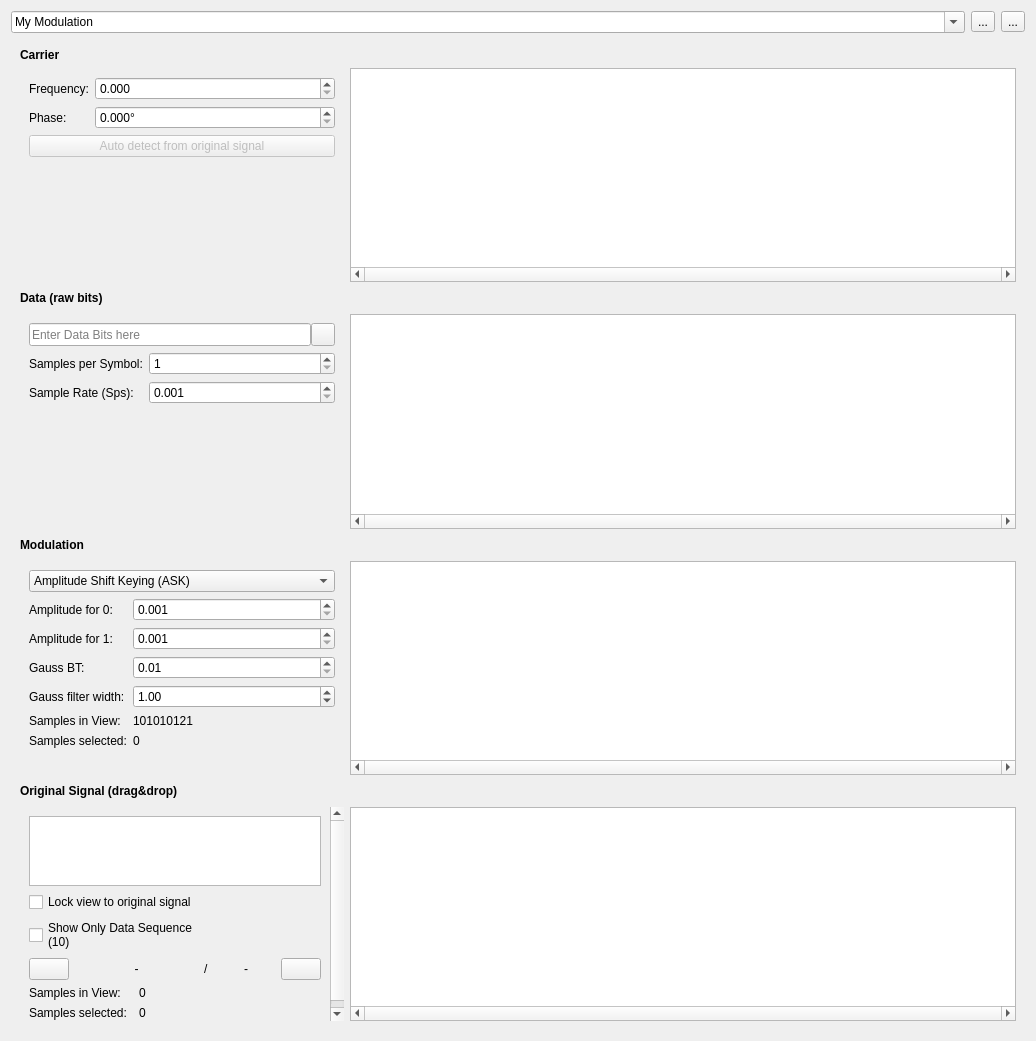
This is data/ui/modulation.ui in jopohl/urh as Qt 5 draws it before an edit. The edited form follows.
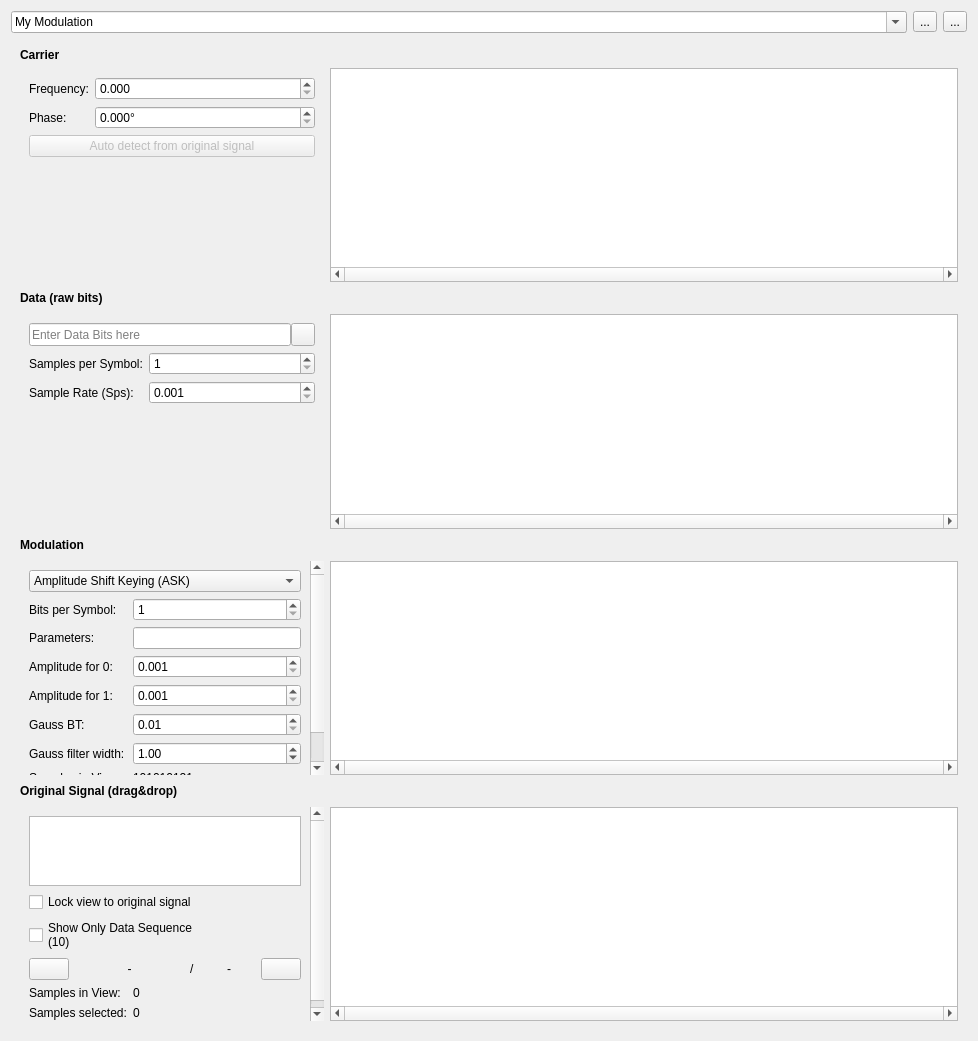
This is the edited form. Icons and pictures are not drawn. Custom widgets are drawn as their Qt base class.

Commit message: allow setting of modulation parameters in gui (without function yet)

```diff
--- a/data/ui/modulation.ui
+++ b/data/ui/modulation.ui
@@ -6,7 +6,7 @@
    <rect>
     <x>0</x>
     <y>0</y>
-    <width>1036</width>
+    <width>978</width>
     <height>1041</height>
    </rect>
   </property>
@@ -75,7 +75,7 @@
        <rect>
         <x>0</x>
         <y>0</y>
-        <width>1024</width>
+        <width>966</width>
         <height>984</height>
        </rect>
       </property>
@@ -643,121 +643,14 @@
          <widget class="QWidget" name="scrollAreaWidgetContents_4">
           <property name="geometry">
            <rect>
-            <x>0</x>
+            <x>-20</x>
             <y>0</y>
             <width>346</width>
-            <height>285</height>
+            <height>371</height>
            </rect>
           </property>
           <layout class="QGridLayout" name="gridLayout_3">
-           <item row="0" column="0" colspan="2">
-            <widget class="QComboBox" name="comboBoxModulationType">
-             <property name="sizePolicy">
-              <sizepolicy hsizetype="Preferred" vsizetype="Preferred">
-               <horstretch>0</horstretch>
-               <verstretch>0</verstretch>
-              </sizepolicy>
-             </property>
-             <property name="maximumSize">
-              <size>
-               <width>16777215</width>
-               <height>16777215</height>
-              </size>
-             </property>
-             <item>
-              <property name="text">
-               <string>Amplitude Shift Keying (ASK)</string>
-              </property>
-             </item>
-             <item>
-              <property name="text">
-               <string>Frequency Shift Keying (FSK)</string>
-              </property>
-             </item>
-             <item>
-              <property name="text">
-               <string>Gaussian Frequency Shift Keying (GFSK)</string>
-              </property>
-             </item>
-             <item>
-              <property name="text">
-               <string>Phase Shift Keying (PSK)</string>
-              </property>
-             </item>
-            </widget>
-           </item>
-           <item row="1" column="0">
-            <widget class="QLabel" name="lParameterfor0">
-             <property name="sizePolicy">
-              <sizepolicy hsizetype="Maximum" vsizetype="Preferred">
-               <horstretch>0</horstretch>
-               <verstretch>0</verstretch>
-              </sizepolicy>
-             </property>
-             <property name="text">
-              <string>Amplitude for 0:</string>
-             </property>
-            </widget>
-           </item>
-           <item row="1" column="1">
-            <widget class="KillerDoubleSpinBox" name="spinBoxParameter0">
-             <property name="sizePolicy">
-              <sizepolicy hsizetype="Preferred" vsizetype="Fixed">
-               <horstretch>0</horstretch>
-               <verstretch>0</verstretch>
-              </sizepolicy>
-             </property>
-             <property name="decimals">
-              <number>3</number>
-             </property>
-             <property name="minimum">
-              <double>0.001000000000000</double>
-             </property>
-             <property name="maximum">
-              <double>999999999.990000009536743</double>
-             </property>
-            </widget>
-           </item>
-           <item row="2" column="0">
-            <widget class="QLabel" name="lParameterfor1">
-             <property name="sizePolicy">
-              <sizepolicy hsizetype="Maximum" vsizetype="Preferred">
-               <horstretch>0</horstretch>
-               <verstretch>0</verstretch>
-              </sizepolicy>
-             </property>
-             <property name="text">
-              <string>Amplitude for 1:</string>
-             </property>
-            </widget>
-           </item>
-           <item row="2" column="1">
-            <widget class="KillerDoubleSpinBox" name="spinBoxParameter1">
-             <property name="sizePolicy">
-              <sizepolicy hsizetype="Preferred" vsizetype="Preferred">
-               <horstretch>0</horstretch>
-               <verstretch>0</verstretch>
-              </sizepolicy>
-             </property>
-             <property name="decimals">
-              <number>3</number>
-             </property>
-             <property name="minimum">
-              <double>0.001000000000000</double>
-             </property>
-             <property name="maximum">
-              <double>999999999.990000009536743</double>
-             </property>
-            </widget>
-           </item>
-           <item row="3" column="0">
-            <widget class="QLabel" name="lGaussBT">
-             <property name="text">
-              <string>Gauss BT:</string>
-             </property>
-            </widget>
-           </item>
-           <item row="3" column="1">
+           <item row="5" column="1">
             <widget class="QDoubleSpinBox" name="spinBoxGaussBT">
              <property name="minimum">
               <double>0.010000000000000</double>
@@ -770,14 +663,7 @@
              </property>
             </widget>
            </item>
-           <item row="4" column="0">
-            <widget class="QLabel" name="lGaussWidth">
-             <property name="text">
-              <string>Gauss filter width:</string>
-             </property>
-            </widget>
-           </item>
-           <item row="4" column="1">
+           <item row="6" column="1">
             <widget class="QDoubleSpinBox" name="spinBoxGaussFilterWidth">
              <property name="minimum">
               <double>0.010000000000000</double>
@@ -793,20 +679,27 @@
              </property>
             </widget>
            </item>
-           <item row="5" column="0">
-            <widget class="QLabel" name="lSamplesInViewModulatedText">
-             <property name="sizePolicy">
-              <sizepolicy hsizetype="Maximum" vsizetype="Preferred">
-               <horstretch>0</horstretch>
-               <verstretch>0</verstretch>
-              </sizepolicy>
+           <item row="9" column="0">
+            <spacer name="verticalSpacer_4">
+             <property name="orientation">
+              <enum>Qt::Vertical</enum>
              </property>
+             <property name="sizeHint" stdset="0">
+              <size>
+               <width>20</width>
+               <height>40</height>
+              </size>
+             </property>
+            </spacer>
+           </item>
+           <item row="1" column="0">
+            <widget class="QLabel" name="labelBitsPerSymbol">
              <property name="text">
-              <string>Samples in View:</string>
+              <string>Bits per Symbol:</string>
              </property>
             </widget>
            </item>
-           <item row="5" column="1">
+           <item row="7" column="1">
             <widget class="QLabel" name="lSamplesInViewModulated">
              <property name="sizePolicy">
               <sizepolicy hsizetype="Preferred" vsizetype="Maximum">
@@ -822,45 +715,183 @@
              </property>
             </widget>
            </item>
+           <item row="3" column="0">
+            <widget class="QLabel" name="lParameterfor0">
+             <property name="sizePolicy">
+              <sizepolicy hsizetype="Maximum" vsizetype="Preferred">
+               <horstretch>0</horstretch>
+               <verstretch>0</verstretch>
+              </sizepolicy>
+             </property>
+             <property name="text">
+              <string>Amplitude for 0:</string>
+             </property>
+            </widget>
+           </item>
            <item row="6" column="0">
+            <widget class="QLabel" name="lGaussWidth">
+             <property name="text">
+              <string>Gauss filter width:</string>
+             </property>
+            </widget>
+           </item>
+           <item row="1" column="1">
+            <widget class="QSpinBox" name="spinBoxBitsPerSymbol">
+             <property name="minimum">
+              <number>1</number>
+             </property>
+             <property name="maximum">
+              <number>2048</number>
+             </property>
+            </widget>
+           </item>
+           <item row="7" column="0">
+            <widget class="QLabel" name="lSamplesInViewModulatedText">
+             <property name="sizePolicy">
+              <sizepolicy hsizetype="Maximum" vsizetype="Preferred">
+               <horstretch>0</horstretch>
+               <verstretch>0</verstretch>
+              </sizepolicy>
+             </property>
+             <property name="text">
+              <string>Samples in View:</string>
+             </property>
+            </widget>
+           </item>
+           <item row="8" column="0">
             <widget class="QLabel" name="label_9">
              <property name="text">
               <string>Samples selected:</string>
              </property>
             </widget>
            </item>
-           <item row="6" column="1">
+           <item row="4" column="0">
+            <widget class="QLabel" name="lParameterfor1">
+             <property name="sizePolicy">
+              <sizepolicy hsizetype="Maximum" vsizetype="Preferred">
+               <horstretch>0</horstretch>
+               <verstretch>0</verstretch>
+              </sizepolicy>
+             </property>
+             <property name="text">
+              <string>Amplitude for 1:</string>
+             </property>
+            </widget>
+           </item>
+           <item row="4" column="1">
+            <widget class="KillerDoubleSpinBox" name="spinBoxParameter1">
+             <property name="sizePolicy">
+              <sizepolicy hsizetype="Preferred" vsizetype="Preferred">
+               <horstretch>0</horstretch>
+               <verstretch>0</verstretch>
+              </sizepolicy>
+             </property>
+             <property name="decimals">
+              <number>3</number>
+             </property>
+             <property name="minimum">
+              <double>0.001000000000000</double>
+             </property>
+             <property name="maximum">
+              <double>999999999.990000009536743</double>
+             </property>
+            </widget>
+           </item>
+           <item row="5" column="0">
+            <widget class="QLabel" name="lGaussBT">
+             <property name="text">
+              <string>Gauss BT:</string>
+             </property>
+            </widget>
+           </item>
+           <item row="9" column="1">
+            <spacer name="verticalSpacer">
+             <property name="orientation">
+              <enum>Qt::Vertical</enum>
+             </property>
+             <property name="sizeHint" stdset="0">
+              <size>
+               <width>20</width>
+               <height>40</height>
+              </size>
+             </property>
+            </spacer>
+           </item>
+           <item row="0" column="0" colspan="2">
+            <widget class="QComboBox" name="comboBoxModulationType">
+             <property name="sizePolicy">
+              <sizepolicy hsizetype="Preferred" vsizetype="Preferred">
+               <horstretch>0</horstretch>
+               <verstretch>0</verstretch>
+              </sizepolicy>
+             </property>
+             <property name="maximumSize">
+              <size>
+               <width>16777215</width>
+               <height>16777215</height>
+              </size>
+             </property>
+             <item>
+              <property name="text">
+               <string>Amplitude Shift Keying (ASK)</string>
+              </property>
+             </item>
+             <item>
+              <property name="text">
+               <string>Frequency Shift Keying (FSK)</string>
+              </property>
+             </item>
+             <item>
+              <property name="text">
+               <string>Gaussian Frequency Shift Keying (GFSK)</string>
+              </property>
+             </item>
+             <item>
+              <property name="text">
+               <string>Phase Shift Keying (PSK)</string>
+              </property>
+             </item>
+            </widget>
+           </item>
+           <item row="3" column="1">
+            <widget class="KillerDoubleSpinBox" name="spinBoxParameter0">
+             <property name="sizePolicy">
+              <sizepolicy hsizetype="Preferred" vsizetype="Fixed">
+               <horstretch>0</horstretch>
+               <verstretch>0</verstretch>
+              </sizepolicy>
+             </property>
+             <property name="decimals">
+              <number>3</number>
+             </property>
+             <property name="minimum">
+              <double>0.001000000000000</double>
+             </property>
+             <property name="maximum">
+              <double>999999999.990000009536743</double>
+             </property>
+            </widget>
+           </item>
+           <item row="8" column="1">
             <widget class="QLabel" name="lModulatedSelectedSamples">
              <property name="text">
               <string>0</string>
              </property>
             </widget>
            </item>
-           <item row="7" column="0">
-            <spacer name="verticalSpacer_4">
-             <property name="orientation">
-              <enum>Qt::Vertical</enum>
+           <item row="2" column="0">
+            <widget class="QLabel" name="labelParameters">
+             <property name="text">
+              <string>Parameters:</string>
              </property>
-             <property name="sizeHint" stdset="0">
-              <size>
-               <width>20</width>
-               <height>40</height>
-              </size>
-             </property>
-            </spacer>
+            </widget>
            </item>
-           <item row="7" column="1">
-            <spacer name="verticalSpacer">
-             <property name="orientation">
-              <enum>Qt::Vertical</enum>
+           <item row="2" column="1">
+            <widget class="QLineEdit" name="lineEditParameters">
+             <property name="clearButtonEnabled">
+              <bool>false</bool>
              </property>
-             <property name="sizeHint" stdset="0">
-              <size>
-               <width>20</width>
-               <height>40</height>
-              </size>
-             </property>
-            </spacer>
+            </widget>
            </item>
           </layout>
          </widget>
```
The commit also changes 4 other files.
